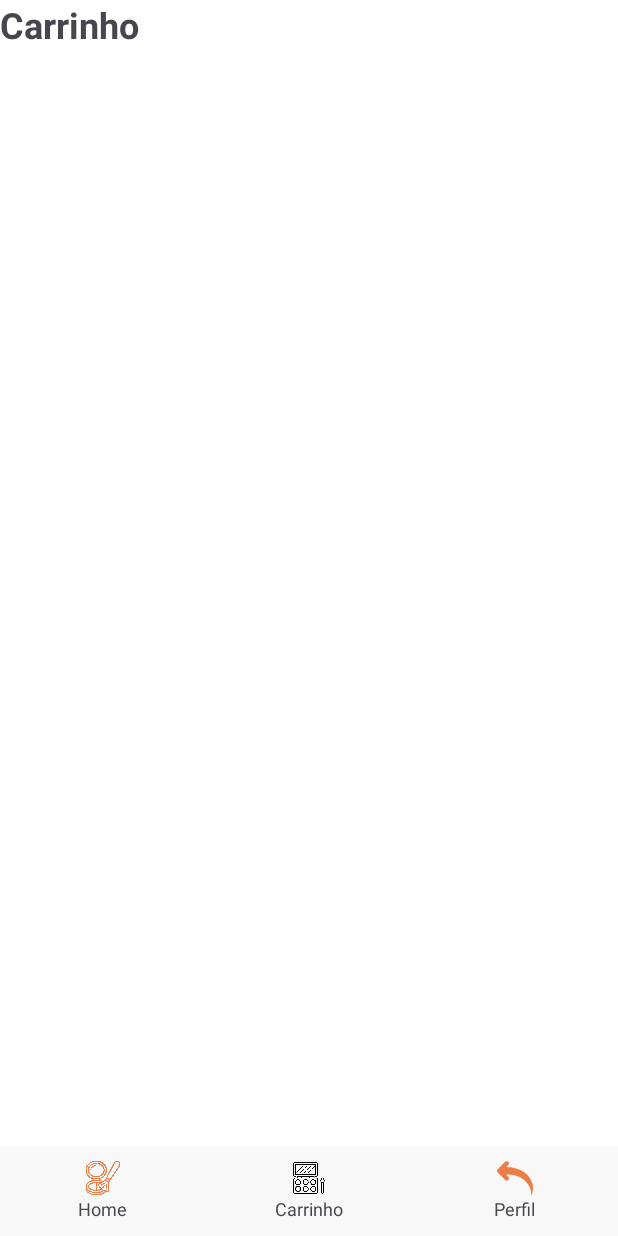
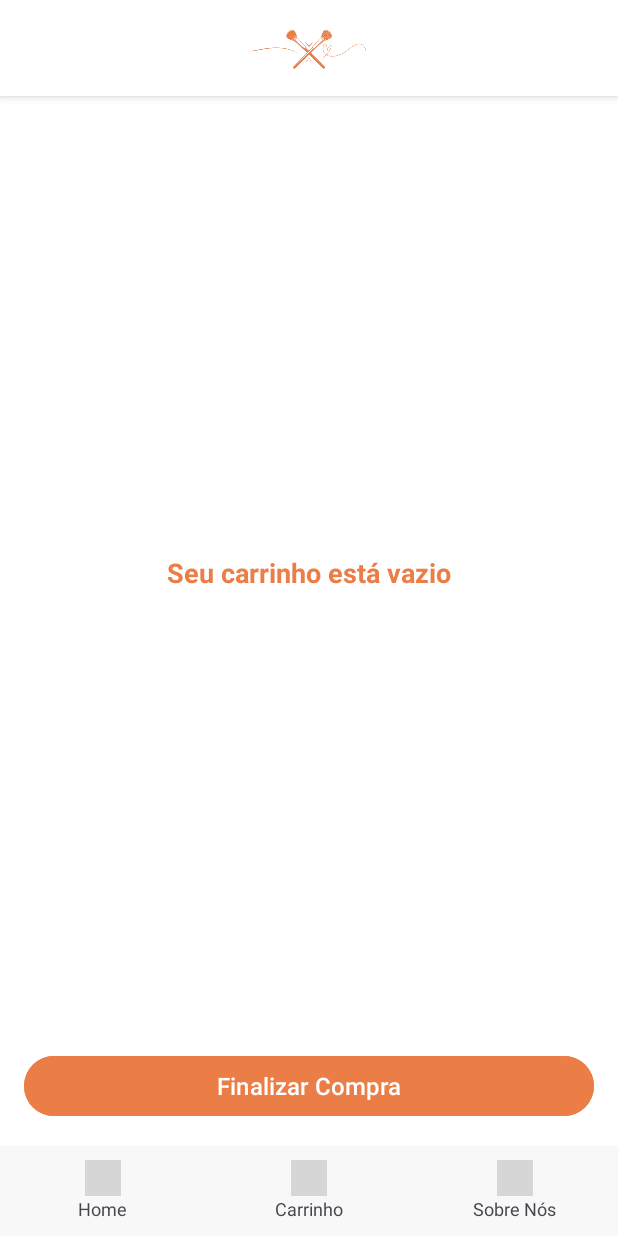
Before and after one commit to HianySilva/GlowUp-Mobile, an Android app: the screen it shows after launch (HomeActivity), after a tap on "Carrinho", on a phone screen of 412 x 824 dp. Run offline under Robolectric (Android 15) with nearby library versions, the phone set to English and light mode, and no system bars; pictures from the network do not load; grey boxes are pictures that could not be loaded.

Commit message:
Finalização do carrinho e página sobre nós

```diff
--- a/app/build.gradle.kts
+++ b/app/build.gradle.kts
@@ -50,6 +50,7 @@ dependencies {
     implementation(libs.androidx.recyclerview)
     implementation ("androidx.appcompat:appcompat:1.6.1")
     implementation ("androidx.recyclerview:recyclerview:1.3.0")
+    implementation ("androidx.cardview:cardview:1.0.0")
     implementation(libs.androidx.navigation.fragment.ktx)
     implementation(libs.androidx.navigation.ui.ktx)
     testImplementation(libs.junit)
--- /dev/null
+++ b/app/src/main/java/com/example/glowup/CartAdapter.kt
@@ -0,0 +1,65 @@
+package com.example.glowup
+
+import android.view.LayoutInflater
+import android.view.ViewGroup
+import androidx.recyclerview.widget.RecyclerView
+import com.bumptech.glide.Glide
+import com.example.glowup.api.ApiProduct
+import com.example.glowup.databinding.ItemCartBinding
+
+class CartAdapter(
+    private val items: MutableList<ApiProduct>,
+    private val onRemoveClick: (ApiProduct) -> Unit
+) : RecyclerView.Adapter<CartAdapter.CartViewHolder>() {
+
+    inner class CartViewHolder(private val binding: ItemCartBinding) : RecyclerView.ViewHolder(binding.root) {
+        fun bind(product: ApiProduct) {
+            // Ajuste URL da imagem
+            val imageUrl = product.imageUrl?.let {
+                if (it.startsWith("//")) "https:$it" else it
+            } ?: ""
+
+            Glide.with(binding.imgCartProduct.context)
+                .load(imageUrl)
+                .placeholder(com.example.glowup.R.drawable.placeholder)
+                .error(com.example.glowup.R.drawable.placeholder)
+                .into(binding.imgCartProduct)
+
+            binding.tvCartProductName.text = product.name ?: "Produto sem nome"
+
+            val priceText = product.price?.toDoubleOrNull()?.let {
+                "R$ %.2f".format(it)
+            } ?: "Preço indisponível"
+
+            binding.tvCartProductPrice.text = priceText
+
+            // Botão remover com animação
+            binding.btnRemove.setOnClickListener {
+                val productToRemove = product
+                val index = items.indexOf(productToRemove)
+                if (index != -1) {
+                    items.removeAt(index)
+                    notifyItemRemoved(index)
+                    onRemoveClick(productToRemove)
+                }
+            }
+        }
+    }
+
+    override fun onCreateViewHolder(parent: ViewGroup, viewType: Int): CartViewHolder {
+        val binding = ItemCartBinding.inflate(LayoutInflater.from(parent.context), parent, false)
+        return CartViewHolder(binding)
+    }
+
+    override fun onBindViewHolder(holder: CartViewHolder, position: Int) {
+        holder.bind(items[position])
+    }
+
+    override fun getItemCount() = items.size
+
+    fun updateItems(newItems: List<ApiProduct>) {
+        items.clear()
+        items.addAll(newItems)
+        notifyDataSetChanged()
+    }
+}
--- a/app/src/main/java/com/example/glowup/HomeActivity.kt
+++ b/app/src/main/java/com/example/glowup/HomeActivity.kt
@@ -5,7 +5,7 @@ import androidx.appcompat.app.AppCompatActivity
 import com.example.glowup.databinding.ActivityHomeBinding
 import com.example.glowup.fragments.HomeFragment
 import com.example.glowup.fragments.CartFragment
-import com.example.glowup.fragments.ProfileFragment
+import com.example.glowup.fragments.AboutUsFragment
 import androidx.fragment.app.Fragment
 
 
@@ -20,10 +20,10 @@ class HomeActivity : AppCompatActivity() {
         binding = ActivityHomeBinding.inflate(layoutInflater)
         setContentView(binding.root)
 
-        // Iniciar com o fragmento da Home
+
         replaceFragment(HomeFragment())
 
-        // Configurar os cliques do menu
+
         binding.menuHome.setOnClickListener {
             replaceFragment(HomeFragment())
         }
@@ -32,8 +32,8 @@ class HomeActivity : AppCompatActivity() {
             replaceFragment(CartFragment())
         }
 
-        binding.menuProfile.setOnClickListener {
-            replaceFragment(ProfileFragment())
+        binding.menuAboutUs.setOnClickListener {
+            replaceFragment(AboutUsFragment())
         }
     }
 
--- a/app/src/main/java/com/example/glowup/api/ApiProduct.kt
+++ b/app/src/main/java/com/example/glowup/api/ApiProduct.kt
@@ -3,6 +3,10 @@ package com.example.glowup.api
 import com.google.gson.annotations.SerializedName
 
 data class ApiProduct(
+
+    @SerializedName("id")
+    val id: Int?,
+
     @SerializedName("name")
     val name: String?,
 
--- a/app/src/main/java/com/example/glowup/fragments/CartFragment.kt
+++ b/app/src/main/java/com/example/glowup/fragments/CartFragment.kt
@@ -4,13 +4,20 @@ import android.os.Bundle
 import android.view.LayoutInflater
 import android.view.View
 import android.view.ViewGroup
+import android.widget.Toast
 import androidx.fragment.app.Fragment
+import androidx.recyclerview.widget.LinearLayoutManager
+import com.example.glowup.CartAdapter
+import com.example.glowup.api.ApiProduct
 import com.example.glowup.databinding.FragmentCartBinding
+import com.example.glowup.CartManager
 
 class CartFragment : Fragment() {
 
     private var _binding: FragmentCartBinding? = null
     private val binding get() = _binding!!
+
+    private lateinit var adapter: CartAdapter
 
     override fun onCreateView(
         inflater: LayoutInflater, container: ViewGroup?,
@@ -20,6 +27,42 @@ class CartFragment : Fragment() {
         return binding.root
     }
 
+    override fun onViewCreated(view: View, savedInstanceState: Bundle?) {
+        super.onViewCreated(view, savedInstanceState)
+
+        setupRecyclerView()
+        loadCartItems()
+
+
+        binding.btnCheckout.setOnClickListener {
+            if (CartManager.getCartProducts().isEmpty()) {
+                Toast.makeText(requireContext(), "Seu carrinho está vazio.", Toast.LENGTH_SHORT).show()
+            } else {
+                CartManager.clearCart()
+                loadCartItems()
+                Toast.makeText(requireContext(), "Pedido realizado com sucesso!", Toast.LENGTH_LONG).show()
+            }
+        }
+    }
+
+    private fun setupRecyclerView() {
+        adapter = CartAdapter(mutableListOf()) { product ->
+            CartManager.removeProduct(product)
+            loadCartItems()
+            Toast.makeText(requireContext(), "Produto removido do carrinho", Toast.LENGTH_SHORT).show()
+        }
+
+        binding.rvCart.layoutManager = LinearLayoutManager(requireContext())
+        binding.rvCart.adapter = adapter
+    }
+
+    private fun loadCartItems() {
+        val cartItems: List<ApiProduct> = CartManager.getCartProducts()
+        adapter.updateItems(cartItems)
+
+        binding.tvEmptyCart.visibility = if (cartItems.isEmpty()) View.VISIBLE else View.GONE
+    }
+
     override fun onDestroyView() {
         super.onDestroyView()
         _binding = null
--- a/app/src/main/res/layout/activity_home.xml
+++ b/app/src/main/res/layout/activity_home.xml
@@ -35,7 +35,7 @@
             <ImageView
                 android:layout_width="24dp"
                 android:layout_height="24dp"
-                android:src="@drawable/ic_bronzer" />
+                android:src="@drawable/ic_home" />
             <TextView
                 android:layout_width="wrap_content"
                 android:layout_height="wrap_content"
@@ -56,7 +56,7 @@
             <ImageView
                 android:layout_width="24dp"
                 android:layout_height="24dp"
-                android:src="@drawable/ic_eyeshadow" />
+                android:src="@drawable/ic_cart" />
             <TextView
                 android:layout_width="wrap_content"
                 android:layout_height="wrap_content"
@@ -65,7 +65,7 @@
         </LinearLayout>
 
         <LinearLayout
-            android:id="@+id/menu_profile"
+            android:id="@+id/menuAboutUs"
             android:layout_width="0dp"
             android:layout_height="match_parent"
             android:layout_weight="1"
@@ -77,11 +77,11 @@
             <ImageView
                 android:layout_width="24dp"
                 android:layout_height="24dp"
-                android:src="@drawable/ic_arrow_back" />
+                android:src="@drawable/ic_user" />
             <TextView
                 android:layout_width="wrap_content"
                 android:layout_height="wrap_content"
-                android:text="Perfil"
+                android:text="Sobre Nós"
                 android:textSize="12sp" />
         </LinearLayout>
 
--- a/app/src/main/res/layout/fragment_cart.xml
+++ b/app/src/main/res/layout/fragment_cart.xml
@@ -1,14 +1,62 @@
 <?xml version="1.0" encoding="utf-8"?>
 <FrameLayout xmlns:android="http://schemas.android.com/apk/res/android"
     android:layout_width="match_parent"
-    android:layout_height="match_parent"
-    android:gravity="center">
+    android:layout_height="match_parent">
 
+    <!-- Header fixo no topo -->
+    <RelativeLayout
+        android:id="@+id/cartHeader"
+        android:layout_width="match_parent"
+        android:layout_height="64dp"
+        android:background="#FFFFFF"
+        android:elevation="4dp"
+        android:paddingHorizontal="16dp"
+        android:layout_gravity="top">
+
+        <ImageView
+            android:id="@+id/imgLogo"
+            android:layout_width="wrap_content"
+            android:layout_height="wrap_content"
+            android:layout_centerInParent="true"
+            android:adjustViewBounds="true"
+            android:contentDescription="Logo GlowUp"
+            android:maxHeight="48dp"
+            android:src="@drawable/ic_glowup_logo" />
+    </RelativeLayout>
+
+    <!-- RecyclerView com margem para header e botão -->
+    <androidx.recyclerview.widget.RecyclerView
+        android:id="@+id/rvCart"
+        android:layout_width="match_parent"
+        android:layout_height="match_parent"
+        android:layout_marginTop="72dp"
+        android:layout_marginBottom="80dp"
+        android:clipToPadding="false"
+        android:paddingHorizontal="16dp" />
+
+    <!-- Texto de carrinho vazio -->
     <TextView
-        android:id="@+id/tvCart"
+        android:id="@+id/tvEmptyCart"
         android:layout_width="wrap_content"
         android:layout_height="wrap_content"
-        android:text="Carrinho"
-        android:textSize="24sp"
-        android:textStyle="bold" />
+        android:text="Seu carrinho está vazio"
+        android:textSize="18sp"
+        android:textStyle="bold"
+        android:layout_gravity="center"
+        android:visibility="gone"
+        android:textColor="#eb7d46" />
+
+    <!-- Botão de finalizar compra fixo no rodapé -->
+    <Button
+        android:id="@+id/btnCheckout"
+        android:layout_width="match_parent"
+        android:layout_height="wrap_content"
+        android:text="Finalizar Compra"
+        android:textAllCaps="false"
+        android:textSize="16sp"
+        android:layout_gravity="bottom"
+        android:layout_margin="16dp"
+        android:backgroundTint="#eb7d46"
+        android:textColor="#FFFFFF"
+        android:elevation="6dp" />
 </FrameLayout>
```
Also changed, not shown: app/src/main/java/com/example/glowup/CartManager.kt (added, +36 -0 lines), app/src/main/java/com/example/glowup/Product.kt (deleted, +0 -11 lines), app/src/main/java/com/example/glowup/ProductAdapter.kt (deleted, +0 -55 lines), app/src/main/java/com/example/glowup/ProductDetailActivity.kt (+17 -7 lines), app/src/main/java/com/example/glowup/api/ProductApiAdapter.kt (+4 -4 lines), app/src/main/java/com/example/glowup/fragments/AboutUsFragment.kt (added, +36 -0 lines), app/src/main/java/com/example/glowup/fragments/ProfileFragment.kt (deleted, +0 -27 lines), app/src/main/res/layout/fragment_about_us.xml (added, +68 -0 lines), app/src/main/res/layout/fragment_profile.xml (deleted, +0 -14 lines), app/src/main/res/layout/item_cart.xml (added, +60 -0 lines).
